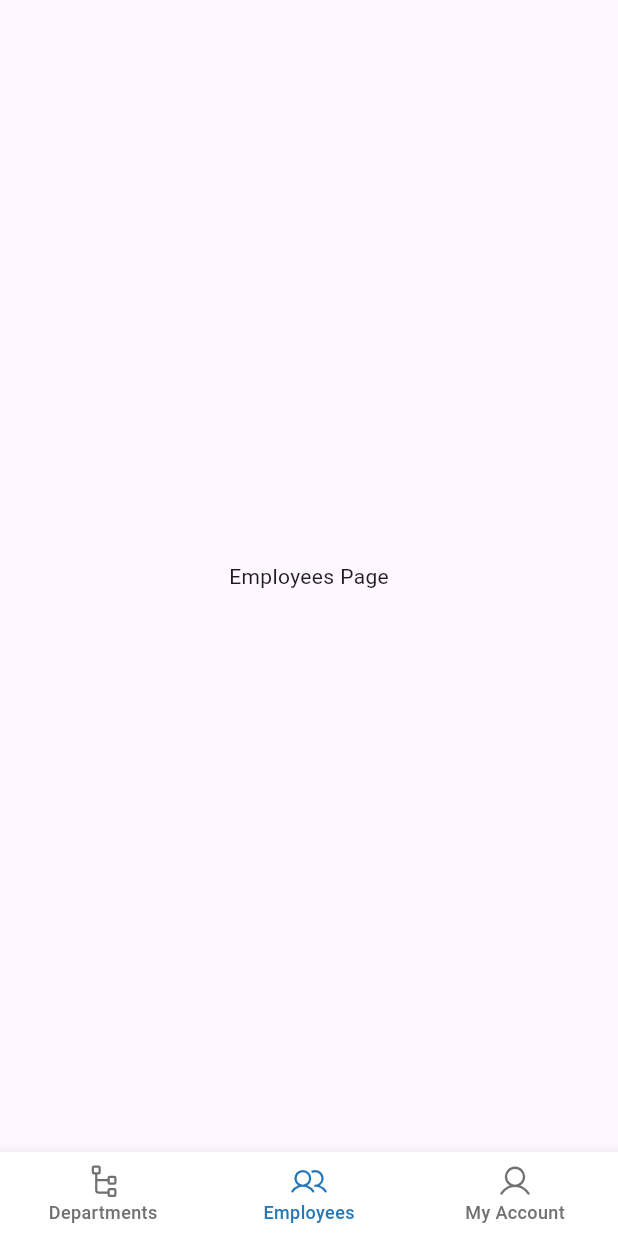
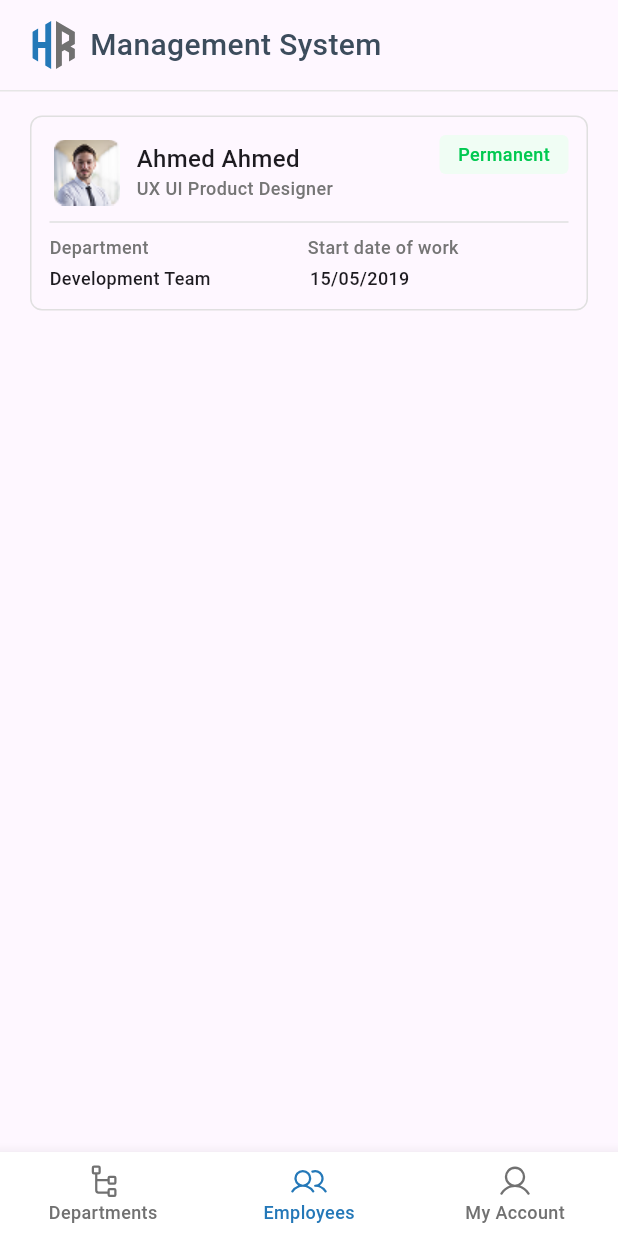
Before and after one commit to alsakniahmad51/HR_System, a Flutter app: the screen it shows after launch, item 2 of the bottom bar chosen, on a phone screen of 412 x 824 dp. Run offline on Flutter 3.47's test engine with Material 3 defaults, Android fonts, the light colour scheme and no system bars; our stand-ins replace flutter_svg, phosphor_flutter.

Commit message:
add employee card

```diff
--- a/lib/feature/employess/presentation/pages/employees_page.dart
+++ b/lib/feature/employess/presentation/pages/employees_page.dart
@@ -1,12 +1,11 @@
 import 'package:flutter/material.dart';
+import 'package:hr/feature/employess/presentation/widgets/employees_page_body.dart';
 
 class EmployeesPage extends StatelessWidget {
   const EmployeesPage({super.key});
 
   @override
   Widget build(BuildContext context) {
-    return SafeArea(
-      child: Scaffold(body: Center(child: Text('Employees Page'))),
-    );
+    return SafeArea(child: Scaffold(body: EmployeesPageBody()));
   }
 }
--- /dev/null
+++ b/lib/feature/employess/presentation/widgets/employees_page_body.dart
@@ -0,0 +1,136 @@
+import 'package:flutter/material.dart';
+import 'package:hr/core/extention/responsive_size.dart';
+import 'package:hr/feature/departments/presentation/widgets/departments_app_bar.dart';
+
+class EmployeesPageBody extends StatelessWidget {
+  const EmployeesPageBody({super.key});
+
+  @override
+  Widget build(BuildContext context) {
+    return SafeArea(
+      child: Padding(
+        padding: EdgeInsets.symmetric(vertical: 14.responsive(context)),
+        child: Column(
+          children: [
+            DepartmentsAppBar(),
+            SizedBox(height: 16.responsive(context)),
+            Container(
+              width: 372.responsive(context),
+              decoration: BoxDecoration(
+                borderRadius: BorderRadius.circular(8.responsive(context)),
+                border: Border.all(color: Colors.grey.shade300, width: 1),
+              ),
+              child: Padding(
+                padding: EdgeInsets.all(12),
+                child: Column(
+                  children: [
+                    Row(
+                      crossAxisAlignment: CrossAxisAlignment.start,
+                      children: [
+                        Image.asset(
+                          "assets/images/person.png",
+                          width: 50,
+                          height: 50,
+                        ),
+                        SizedBox(width: 8.responsive(context)),
+                        Padding(
+                          padding: const EdgeInsets.only(top: 4.0),
+                          child: Column(
+                            crossAxisAlignment: CrossAxisAlignment.start,
+                            children: [
+                              Text(
+                                "Ahmed Ahmed",
+                                style: TextStyle(
+                                  fontSize: 16,
+                                  fontWeight: FontWeight.w500,
+                                ),
+                              ),
+                              Text(
+                                "UX UI Product Designer",
+                                style: TextStyle(
+                                  fontSize: 12,
+                                  color: Colors.grey.shade600,
+                                  fontWeight: FontWeight.w500,
+                                ),
+                              ),
+                            ],
+                          ),
+                        ),
+                        Spacer(),
+                        Container(
+                          width: 86.responsive(context),
+                          height: 26.responsive(context),
+                          decoration: BoxDecoration(
+                            color: Color(0xffF0FDF4),
+                            borderRadius: BorderRadius.circular(
+                              4.responsive(context),
+                            ),
+                          ),
+                          child: Center(
+                            child: Text(
+                              "Permanent",
+                              style: TextStyle(
+                                color: Color(0xff00C950),
+                                fontSize: 12,
+                                fontWeight: FontWeight.w500,
+                              ),
+                            ),
+                          ),
+                        ),
+                      ],
+                    ),
+                    // SizedBox(height: 8.responsive(context)),
+                    Divider(color: Colors.grey.shade300),
+                    Row(
+                      children: [
+                        Text(
+                          "Department",
+                          style: TextStyle(
+                            fontSize: 12,
+                            color: Colors.grey.shade600,
+                            fontWeight: FontWeight.w500,
+                          ),
+                        ),
+                        SizedBox(width: 106.responsive(context)),
+                        Text(
+                          "Start date of work",
+                          style: TextStyle(
+                            fontSize: 12,
+                            color: Colors.grey.shade600,
+                            fontWeight: FontWeight.w500,
+                          ),
+                        ),
+                      ],
+                    ),
+                    SizedBox(height: 4.responsive(context)),
+                    Row(
+                      children: [
+                        Text(
+                          "Development Team",
+                          style: TextStyle(
+                            fontSize: 12,
+
+                            fontWeight: FontWeight.w500,
+                          ),
+                        ),
+                        SizedBox(width: 66.responsive(context)),
+                        Text(
+                          "15/05/2019",
+                          style: TextStyle(
+                            fontSize: 12,
+
+                            fontWeight: FontWeight.w500,
+                          ),
+                        ),
+                      ],
+                    ),
+                  ],
+                ),
+              ),
+            ),
+          ],
+        ),
+      ),
+    );
+  }
+}
```
Also changed, not shown: assets/images/person.png (added), lib/feature/employess/presentation/widgets/employee_card.dart (added).
